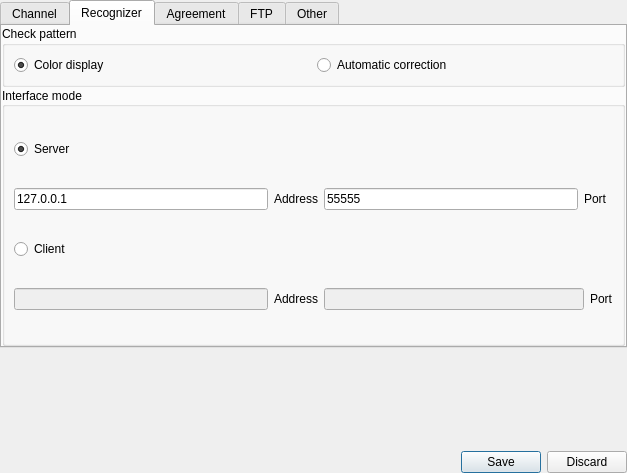
Qt form MainUI/systemsettingwidget.ui (519984307/Container_20191221) before a commit.
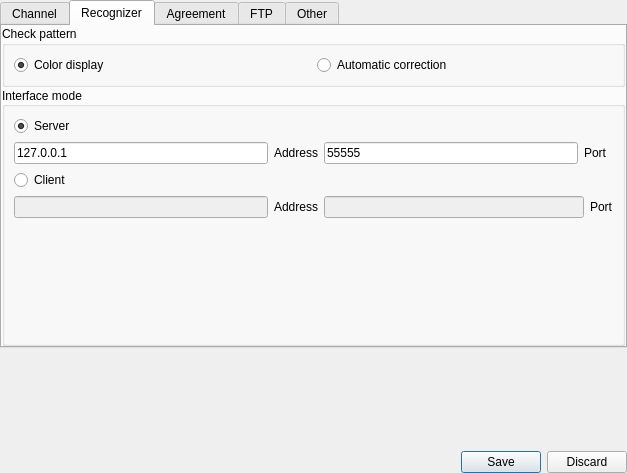
The same form after that commit. The open tabs and pages were chosen to show the change.

```diff
--- a/MainUI/systemsettingwidget.ui
+++ b/MainUI/systemsettingwidget.ui
@@ -380,6 +380,19 @@
             </property>
            </widget>
           </item>
+          <item row="4" column="1">
+           <spacer name="verticalSpacer">
+            <property name="orientation">
+             <enum>Qt::Vertical</enum>
+            </property>
+            <property name="sizeHint" stdset="0">
+             <size>
+              <width>20</width>
+              <height>40</height>
+             </size>
+            </property>
+           </spacer>
+          </item>
          </layout>
         </widget>
        </item>
```
Left out of the diff: 25 changed lines with no effect on the pictures.
